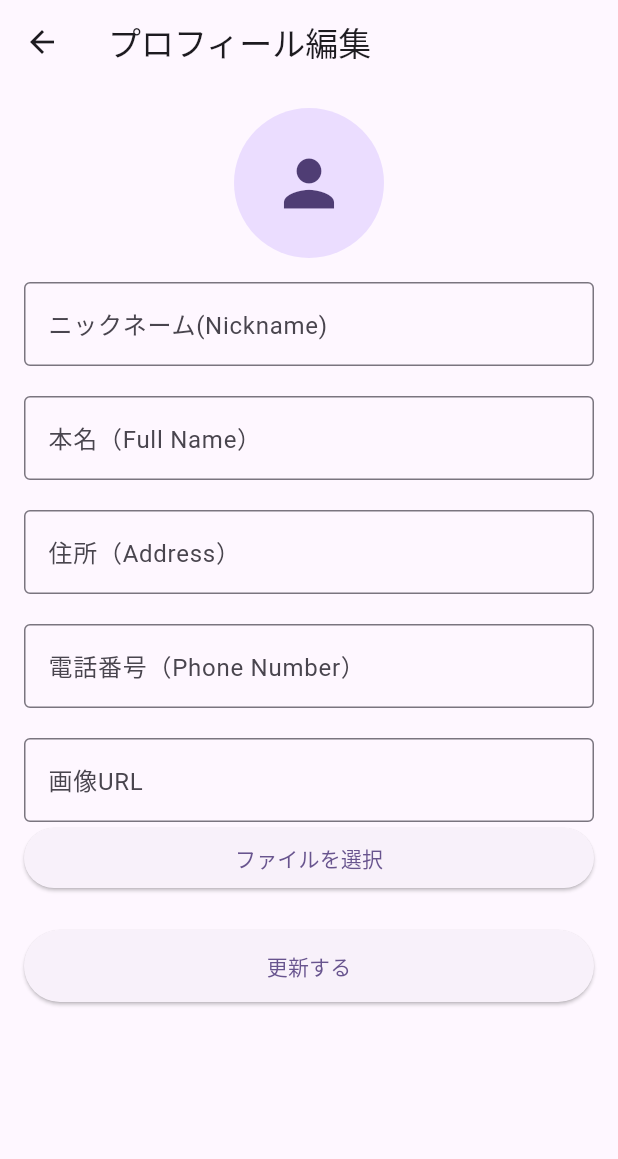
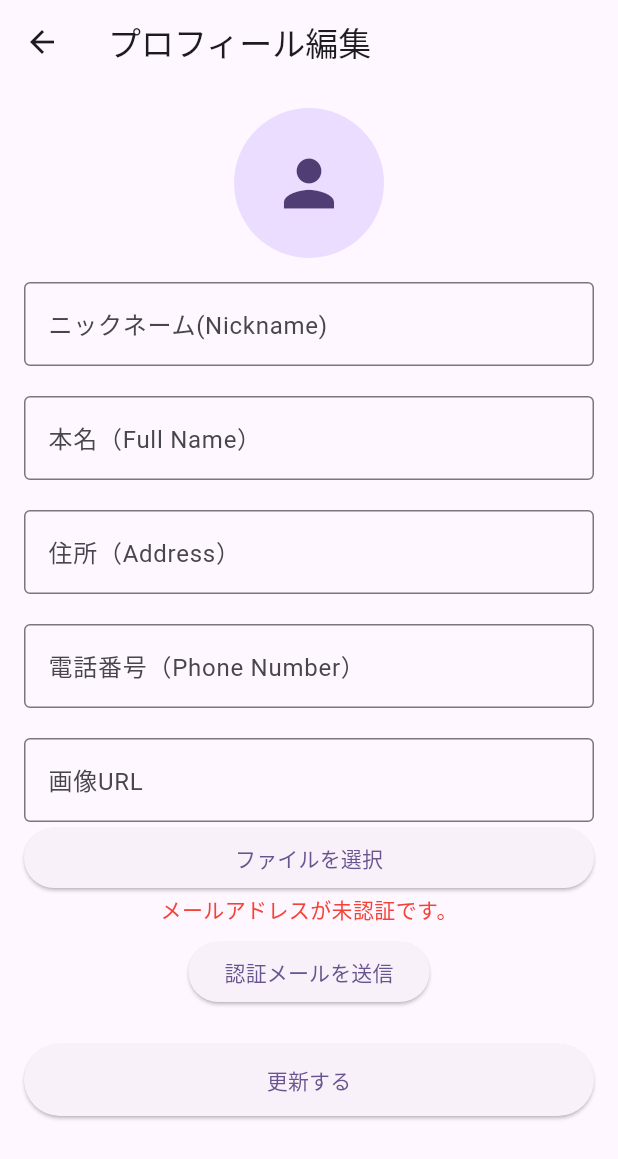
Before and after one commit to NazonoKansatugata/APUshion, a Flutter app: the UserProfileEditPage screen opened directly, on a phone screen of 412 x 824 dp. Shown: the top 1159 px of the screen. Run offline on Flutter 3.47's test engine with Material 3 defaults, Android fonts, the phone set to English and light mode, and no system bars; our stand-ins replace cloud_firestore, file_picker, firebase_auth, firebase_core, firebase_storage, flutter_dotenv and 2 more; accounts and stored records are empty; network calls fail.

Commit message:
メール認証

```diff
--- a/lib/ui/user/user_profile_edit_page.dart
+++ b/lib/ui/user/user_profile_edit_page.dart
@@ -87,6 +87,19 @@ class _UserProfileEditPageState extends State<UserProfileEditPage> {
         _photoURLController.text = downloadUrl;
         debugPrint('新しい写真をアップロードしました(Uploaded new photo): $downloadUrl');
       });
+    }
+
+    Future<void> _sendVerificationEmail() async {
+      try {
+        await authViewModel.sendEmailVerification();
+        ScaffoldMessenger.of(context).showSnackBar(
+          const SnackBar(content: Text('認証メールを送信しました。メールを確認してください。')),
+        );
+      } catch (e) {
+        ScaffoldMessenger.of(context).showSnackBar(
+          SnackBar(content: Text('認証メールの送信に失敗しました: $e')),
+        );
+      }
     }
 
     return Scaffold(
@@ -180,6 +193,20 @@ class _UserProfileEditPageState extends State<UserProfileEditPage> {
                         onPressed: () => _pickImage(_photoURLController),
                         child: Text('ファイルを選択'),
                       ),
+                      if (user.isEmailVerified == false)
+                        Column(
+                          children: [
+                            const Text(
+                              'メールアドレスが未認証です。',
+                              style: TextStyle(color: Colors.red),
+                            ),
+                            const SizedBox(height: 8),
+                            ElevatedButton(
+                              onPressed: _sendVerificationEmail,
+                              child: const Text('認証メールを送信'),
+                            ),
+                          ],
+                        ),
                       const SizedBox(height: 24),
                       ElevatedButton(
                         style: ElevatedButton.styleFrom(
```
Also changed, not shown: lib/ui/auth/view/email_login_page.dart (+2 -5 lines), lib/ui/auth/view_model/auth_view_model.dart (+8 -0 lines).
